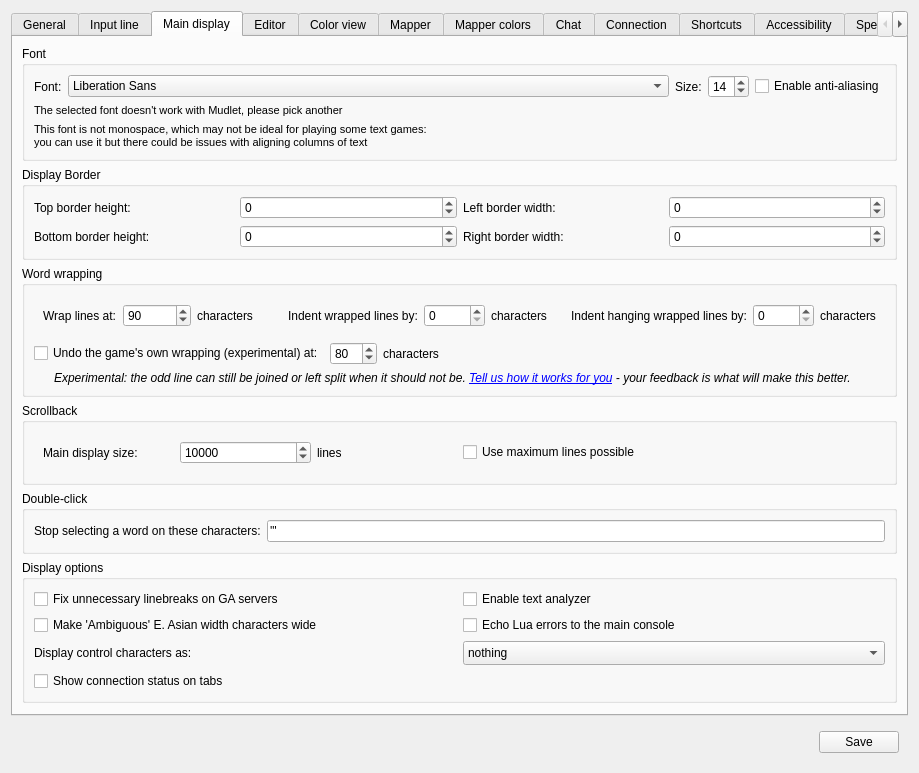
First picture: the form in src/ui/profile_preferences.ui, repository Mudlet/Mudlet, before the edit.
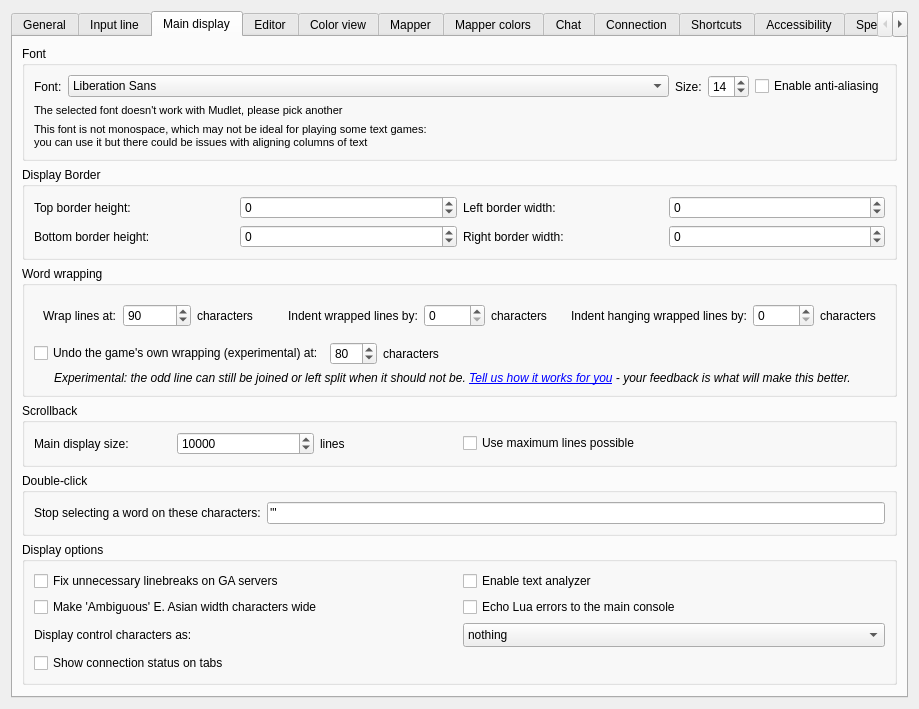
Second picture: the form after the edit. The open tabs and pages were chosen to show the change. Icons and pictures are not drawn. Custom widgets are drawn as their Qt base class.

Patch:
```diff
--- a/src/ui/profile_preferences.ui
+++ b/src/ui/profile_preferences.ui
@@ -1431,6 +1431,18 @@
              <enum>QFrame::Shape::NoFrame</enum>
             </property>
             <layout class="QHBoxLayout" name="horizontalLayout_frame_console_buffer_size">
+             <property name="leftMargin">
+              <number>0</number>
+             </property>
+             <property name="topMargin">
+              <number>0</number>
+             </property>
+             <property name="rightMargin">
+              <number>0</number>
+             </property>
+             <property name="bottomMargin">
+              <number>0</number>
+             </property>
              <item>
               <widget class="QLabel" name="label_console_buffer_size_spinBox">
                <property name="sizePolicy">
@@ -5149,48 +5161,6 @@
      </widget>
     </widget>
    </item>
-   <item>
-    <widget class="QWidget" name="widget_bottom" native="true">
-     <property name="sizePolicy">
-      <sizepolicy hsizetype="Expanding" vsizetype="Fixed">
-       <horstretch>0</horstretch>
-       <verstretch>0</verstretch>
-      </sizepolicy>
-     </property>
-     <layout class="QHBoxLayout" name="horizontalLayout_widget_bottom">
-      <item>
-       <spacer name="horizontalSpacer_bottom">
-        <property name="orientation">
-         <enum>Qt::Orientation::Horizontal</enum>
-        </property>
-        <property name="sizeHint" stdset="0">
-         <size>
-          <width>444</width>
-          <height>21</height>
-         </size>
-        </property>
-       </spacer>
-      </item>
-      <item>
-       <widget class="QPushButton" name="closeButton">
-        <property name="sizePolicy">
-         <sizepolicy hsizetype="Fixed" vsizetype="Fixed">
-          <horstretch>0</horstretch>
-          <verstretch>0</verstretch>
-         </sizepolicy>
-        </property>
-        <property name="text">
-         <string>Save</string>
-        </property>
-        <property name="icon">
-         <iconset>
-          <normaloff>:/icons/icons/dialog-close.png</normaloff>:/icons/icons/dialog-close.png</iconset>
-        </property>
-       </widget>
-      </item>
-     </layout>
-    </widget>
-   </item>
   </layout>
  </widget>
  <customwidgets>
```
Left out of the diff: 1 changed line with no effect on the pictures.
